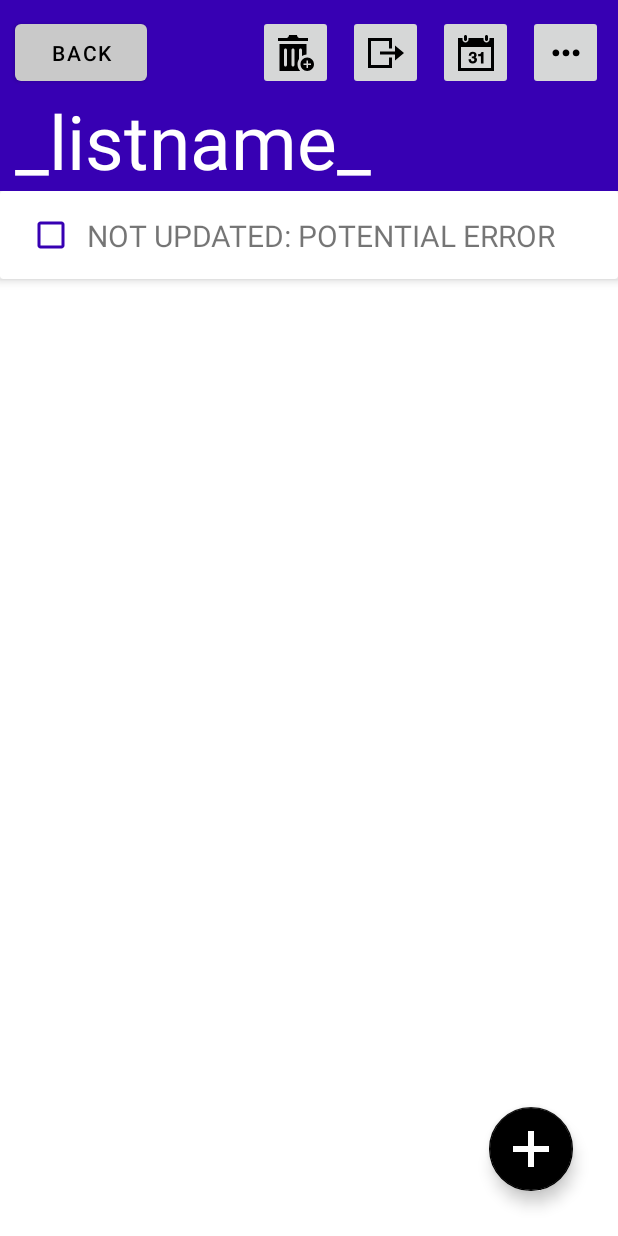
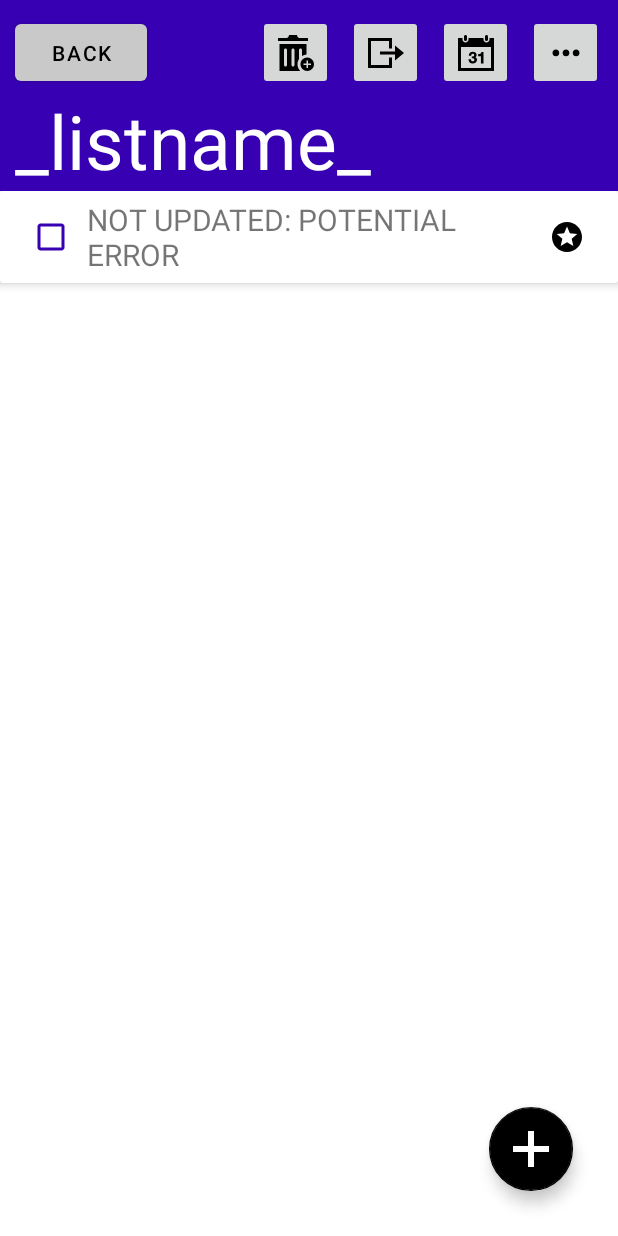
Before and after one commit to RedBean3ll/SchedNet, an Android app: the TodoActivity screen opened directly, with no data from a screen before it, on a phone screen of 412 x 824 dp. Run offline under Robolectric (Android 15) with nearby library versions, the phone set to English and light mode, and no system bars.

Commit message:
TodoAdapter.kt +progress on edit view
-idiology requires new page transition first. Creating transition on Desktop.

```diff
--- a/app/src/main/java/com/zybooks/schednet/Adapter/TodoAdapter.kt
+++ b/app/src/main/java/com/zybooks/schednet/Adapter/TodoAdapter.kt
@@ -1,14 +1,14 @@
 package com.zybooks.schednet.Adapter
 
 import android.graphics.Color
+import android.util.Log
 import android.view.LayoutInflater
 import android.view.ViewGroup
+import android.widget.Toast
 import androidx.recyclerview.widget.DiffUtil
 import androidx.recyclerview.widget.ListAdapter
 import androidx.recyclerview.widget.RecyclerView
 import com.zybooks.schednet.Model.TodoModel
-import com.zybooks.schednet.TodoActivity
-import com.zybooks.schednet.databinding.ActivityTodoPageBinding
 import com.zybooks.schednet.databinding.TodoRibbonFrameBinding
 
 class TodoAdapter(private var TodoList: List<TodoModel>) : ListAdapter<TodoModel, TodoAdapter.TodoViewHolder>(DiffCallback()) {
@@ -33,45 +33,27 @@ class TodoAdapter(private var TodoList: List<TodoModel>) : ListAdapter<TodoModel
     }
 
     inner class TodoViewHolder(private val binding: TodoRibbonFrameBinding) : RecyclerView.ViewHolder(binding.root) {
-
-
-
-        init {
-            /*binding.apply {
-                root.setOnClickListener {
-                    val position = layoutPosition
-                    if(position != RecyclerView.NO_POSITION) {
-                        val task = getItem(layoutPosition)
-                        listener.onItemClick(task)
-                        //May not work
-                    }
-                }
-                sampleRibbonCheckbox.setOnClickListener {
-                    val position = layoutPosition
-                    if(position != RecyclerView.NO_POSITION) {
-                        val task = getItem(position)
-                        listener.onCheckBoxClick(task, sampleRibbonCheckbox.isChecked)
-                    }
-                }
-            }*/
-        }
-
-
         fun bind(item: TodoModel) {
+            var desc: String
             binding.apply {
-                sampleRibbonCheckbox.isChecked = item.TodoStatus
-                sampleRibbonTitle.paint.isStrikeThruText = item.TodoStatus
+                binding.sampleRibbonCheckbox.isChecked = item.TodoStatus
                 if(item.TodoStatus) sampleRibbonBody.setBackgroundColor(Color.parseColor("#D4D4D4"))
-                sampleRibbonTitle.text = item.TodoName
+                binding.sampleRibbonTitle.text = item.TodoName
+                desc = item.TodoDescription
                 sampleRibbonCheckbox.setOnCheckedChangeListener { compoundButton, isChecked ->
                     if(isChecked) {
-                        binding.sampleRibbonBody.setBackgroundColor(Color.parseColor("#D4D4D4"))
+                        sampleRibbonBody.setBackgroundColor(Color.parseColor("#D4D4D4"))
                     } else {
-                        binding.sampleRibbonBody.setBackgroundColor(Color.WHITE)
+                        sampleRibbonBody.setBackgroundColor(Color.WHITE)
                     }
                     //getItem(layoutPosition)
                     //notifyItemChanged(layoutPosition)
 
+                }
+                sampleRibbonBody.setOnClickListener {
+
+
+                    //Log.i("TodoAdapter", "Item named: " + sampleRibbonTitle.text.toString() + " w/ Descr: "+ desc)
                 }
             }
 
--- a/app/src/main/java/com/zybooks/schednet/AddNewTodo.kt
+++ b/app/src/main/java/com/zybooks/schednet/AddNewTodo.kt
@@ -1,9 +1,7 @@
 package com.zybooks.schednet
 
 import android.os.Bundle
-import android.view.LayoutInflater
-import android.view.View
-import android.view.ViewGroup
+import android.view.*
 import androidx.core.view.isVisible
 import androidx.lifecycle.ViewModelProvider
 import com.google.android.material.bottomsheet.BottomSheetDialogFragment
@@ -31,6 +29,8 @@ class AddNewTodo : BottomSheetDialogFragment() {
 
     override fun onCreateView(inflater: LayoutInflater, container: ViewGroup?, savedInstanceState: Bundle?): View {
         binding = TodoNewRibbonFrameBinding.inflate(inflater, container, false)
+        //NEEDS CODE TO USE DIFFERENT METHOD ON LATER VERSIONS FIXME
+        dialog?.window?.setSoftInputMode(WindowManager.LayoutParams.SOFT_INPUT_ADJUST_RESIZE)
 
         return binding.root
     }
--- a/app/src/main/java/com/zybooks/schednet/TodoActivity.kt
+++ b/app/src/main/java/com/zybooks/schednet/TodoActivity.kt
@@ -38,8 +38,10 @@ class TodoActivity : AppCompatActivity() {
         binding.tdoTaskSpace.layoutManager = LinearLayoutManager(this, LinearLayoutManager.VERTICAL, false)
         binding.tdoTaskSpace.adapter = mAdapter
 
-        val shell = TodoModel()
+
+        var shell = TodoModel()
         todoViewModel.TodoTitle.observe(this) {
+            shell = TodoModel()
             shell.TodoName = String.format(it)
         }
         todoViewModel.TodoDescription.observe(this) {
--- a/app/src/main/java/com/zybooks/schednet/Utils/DatabaseHandler.kt
+++ b/app/src/main/java/com/zybooks/schednet/Utils/DatabaseHandler.kt
@@ -126,7 +126,6 @@ class DatabaseHandler(context: Context) : SQLiteOpenHelper(context, DB_NAME, nul
         }
 
         fun getTaskTodoFull(): TodoModelFull {
-
             return TodoModelFull() //UPDATE BEFORE USE!!
         }
 
--- a/app/src/main/res/layout/todo_ribbon_frame.xml
+++ b/app/src/main/res/layout/todo_ribbon_frame.xml
@@ -49,8 +49,6 @@
             android:layout_height="match_parent"
             android:src="@drawable/priority_dummy"
             android:backgroundTint="@color/transparent"
-            android:visibility="gone"
-
             app:layout_constraintBottom_toBottomOf="parent"
             app:layout_constraintEnd_toEndOf="parent"
             app:layout_constraintStart_toEndOf="@id/sample_ribbon_title"
```
Also changed, not shown: app/src/main/java/com/zybooks/schednet/TodoEditFragment.kt (added, +26 -0 lines), app/src/main/res/layout/todo_edit_ribbon_page.xml (+57 -5 lines), app/src/main/res/values/strings.xml (+7 -0 lines).
